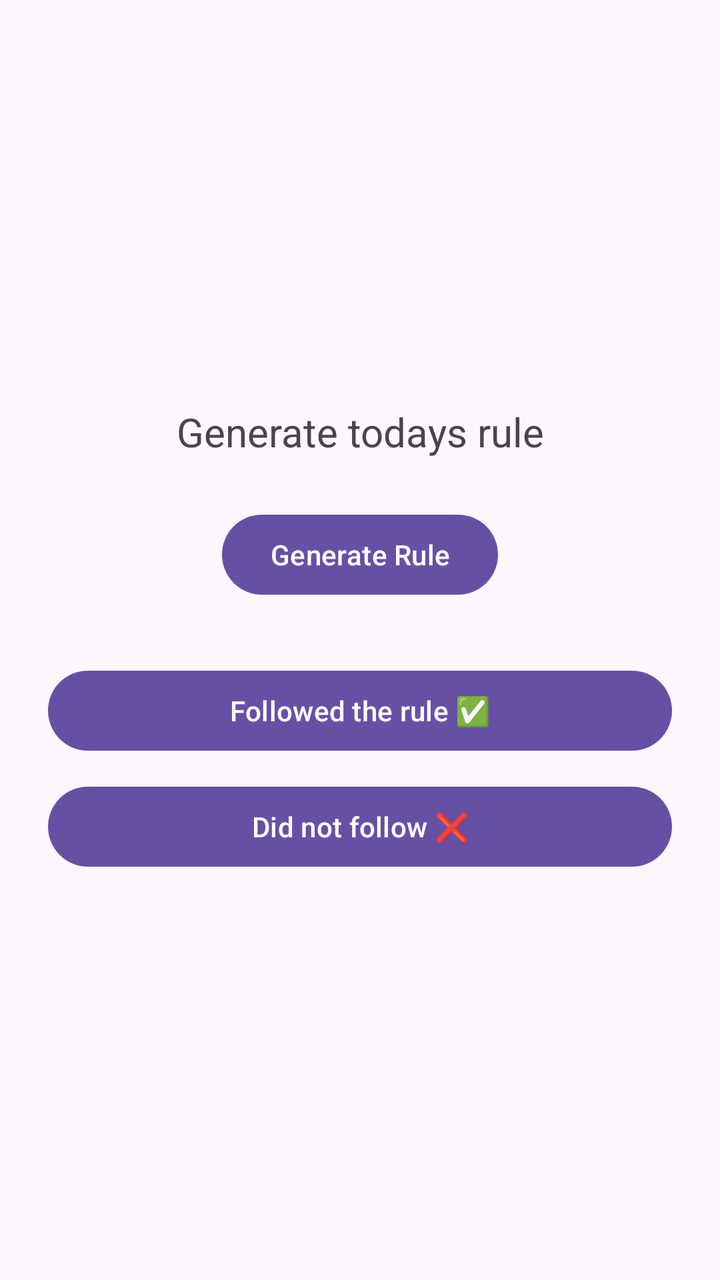
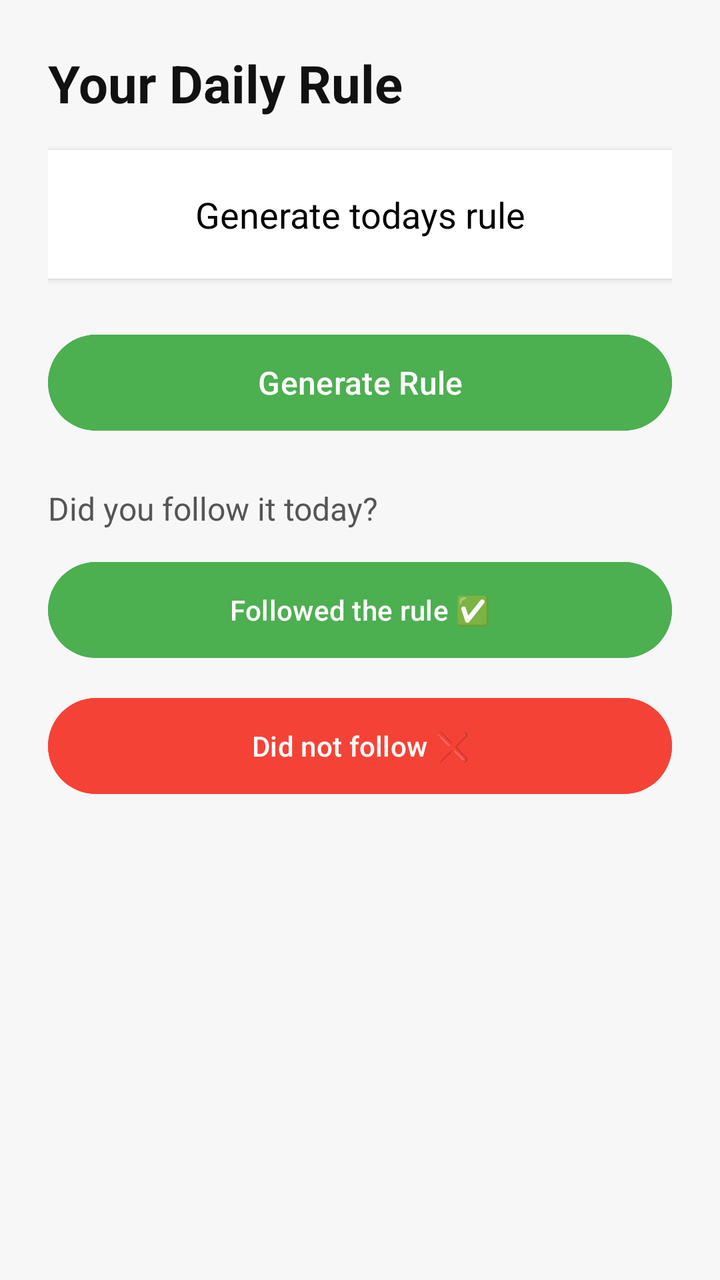

Screens rendered from an Android XML layout before and after an edit, with the pre-edit source and the edit as a unified diff.
<!-- AndroidManifest.xml: application theme Theme.RuleOfTheDay333 -->
<!-- res/layout/fragment_home.xml -->
<?xml version="1.0" encoding="utf-8"?>
<LinearLayout xmlns:android="http://schemas.android.com/apk/res/android"
    android:orientation="vertical"
    android:padding="24dp"
    android:gravity="center"
    android:layout_width="match_parent"
    android:layout_height="match_parent">

    
    <TextView
        android:id="@+id/ruleText"
        android:text="@string/generate_rule_placeholder"
        android:textSize="20sp"
        android:textAlignment="center"
        android:layout_marginBottom="24dp"
        android:layout_width="match_parent"
        android:layout_height="wrap_content"/>

    
    <Button
        android:id="@+id/generateRule"
        android:text="@string/generate_rule_button"
        android:layout_width="wrap_content"
        android:layout_height="wrap_content"/>

    
    <View
        android:layout_width="match_parent"
        android:layout_height="30dp"/>

    
    <Button
        android:id="@+id/btnFollowed"
        android:text="@string/btn_followed"
        android:layout_width="match_parent"
        android:layout_height="wrap_content"/>

    <Button
        android:id="@+id/btnNotFollowed"
        android:text="@string/btn_not_followed"
        android:layout_marginTop="10dp"
        android:layout_width="match_parent"
        android:layout_height="wrap_content"/>

</LinearLayout>
<!-- resources referenced by this layout -->
<resources>
  <string name="btn_followed">Followed the rule ✅</string>
  <string name="btn_not_followed">Did not follow ❌</string>
  <string name="generate_rule_button">Generate Rule</string>
  <string name="generate_rule_placeholder">Generate todays rule</string>
  <style name="Theme.RuleOfTheDay333" parent="Base.Theme.RuleOfTheDay333" />
  <style name="Base.Theme.RuleOfTheDay333" parent="Theme.Material3.DayNight.NoActionBar">
          
          
      </style>
</resources>

<!-- the commit's change to res/layout/fragment_home.xml (unified diff, before → after) -->
@@ -1,45 +1,82 @@
 <?xml version="1.0" encoding="utf-8"?>
-<LinearLayout xmlns:android="http://schemas.android.com/apk/res/android"
-    android:orientation="vertical"
-    android:padding="24dp"
-    android:gravity="center"
+<ScrollView xmlns:android="http://schemas.android.com/apk/res/android"
     android:layout_width="match_parent"
-    android:layout_height="match_parent">
+    android:layout_height="match_parent"
+    android:background="#F7F7F7">
 
-    
-    <TextView
-        android:id="@+id/ruleText"
-        android:text="@string/generate_rule_placeholder"
-        android:textSize="20sp"
-        android:textAlignment="center"
-        android:layout_marginBottom="24dp"
+    <LinearLayout
+        android:orientation="vertical"
+        android:padding="24dp"
         android:layout_width="match_parent"
-        android:layout_height="wrap_content"/>
+        android:layout_height="wrap_content">
 
-    
-    <Button
-        android:id="@+id/generateRule"
-        android:text="@string/generate_rule_button"
-        android:layout_width="wrap_content"
-        android:layout_height="wrap_content"/>
+        
+        <TextView
+            android:id="@+id/homeTitle"
+            android:layout_width="wrap_content"
+            android:layout_height="wrap_content"
+            android:text="Your Daily Rule"
+            android:textSize="26sp"
+            android:textStyle="bold"
+            android:textColor="#111111"
+            android:layout_marginBottom="16dp"/>
 
-    
-    <View
-        android:layout_width="match_parent"
-        android:layout_height="30dp"/>
+        
+        <TextView
+            android:id="@+id/ruleText"
+            android:layout_width="match_parent"
+            android:layout_height="wrap_content"
+            android:text="@string/generate_rule_placeholder"
+            android:textSize="18sp"
+            android:textColor="#000000"
+            android:background="#FFFFFF"
+            android:padding="20dp"
+            android:elevation="2dp"
+            android:layout_marginBottom="24dp"
+            android:textAlignment="center"/>
 
-    
-    <Button
-        android:id="@+id/btnFollowed"
-        android:text="@string/btn_followed"
-        android:layout_width="match_parent"
-        android:layout_height="wrap_content"/>
+        
+        <Button
+            android:id="@+id/generateRule"
+            android:layout_width="match_parent"
+            android:layout_height="56dp"
+            android:text="@string/generate_rule_button"
+            android:textAllCaps="false"
+            android:textSize="16sp"
+            android:textColor="#FFFFFF"
+            android:backgroundTint="#4CAF50"
+            android:layout_marginBottom="24dp"/>
 
-    <Button
-        android:id="@+id/btnNotFollowed"
-        android:text="@string/btn_not_followed"
-        android:layout_marginTop="10dp"
-        android:layout_width="match_parent"
-        android:layout_height="wrap_content"/>
+        
+        <TextView
+            android:layout_width="wrap_content"
+            android:layout_height="wrap_content"
+            android:text="Did you follow it today?"
+            android:textSize="16sp"
+            android:textColor="#555555"
+            android:layout_marginBottom="12dp"/>
 
-</LinearLayout>
+        
+        <Button
+            android:id="@+id/btnFollowed"
+            android:layout_width="match_parent"
+            android:layout_height="56dp"
+            android:text="@string/btn_followed"
+            android:textAllCaps="false"
+            android:textColor="#FFFFFF"
+            android:backgroundTint="#4CAF50"
+            android:layout_marginBottom="12dp"/>
+
+        
+        <Button
+            android:id="@+id/btnNotFollowed"
+            android:layout_width="match_parent"
+            android:layout_height="56dp"
+            android:text="@string/btn_not_followed"
+            android:textAllCaps="false"
+            android:textColor="#FFFFFF"
+            android:backgroundTint="#F44336"/>
+
+    </LinearLayout>
+
+</ScrollView>
